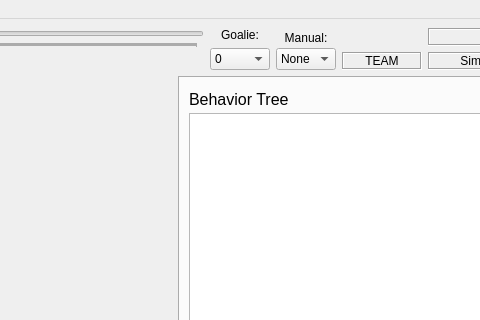
Qt form soccer/ui/MainWindow.ui (RoboJackets/robocup-software) before a commit; both pictures show x 744 to 1224 and y 0 to 320 of the 1331 by 827 pixel window.
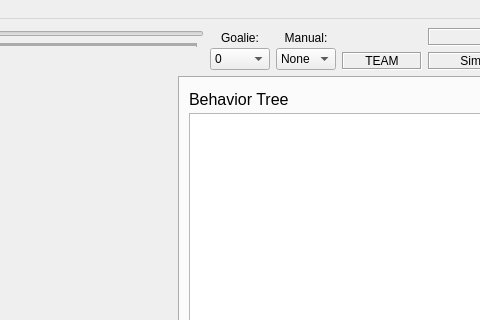
The same form after that commit. Icons and pictures are not drawn. Custom widgets are drawn as their Qt base class.

```diff
--- a/soccer/ui/MainWindow.ui
+++ b/soccer/ui/MainWindow.ui
@@ -599,6 +599,9 @@
       </item>
       <item>
        <layout class="QVBoxLayout" name="verticalLayout_8">
+        <property name="spacing">
+         <number>0</number>
+        </property>
         <item>
          <widget class="QLabel" name="goalieLabel">
           <property name="text">
```
Left out of the diff: 35 changed lines with no effect on the pictures.
